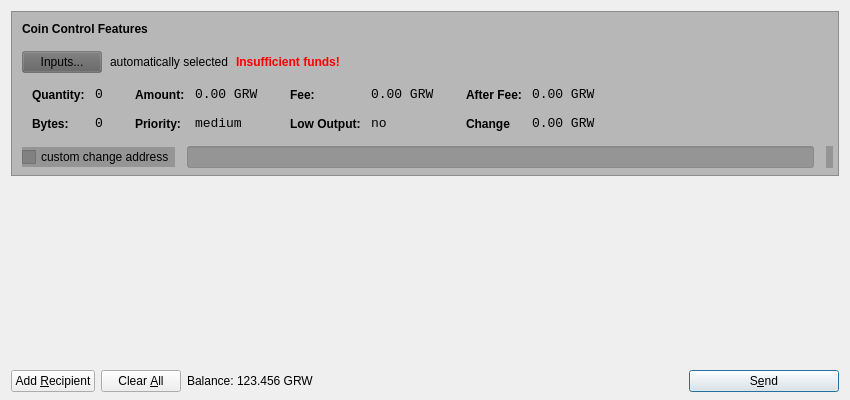
Qt form src/qt/forms/sendcoinsdialog.ui (growersintl/growers) before a commit.
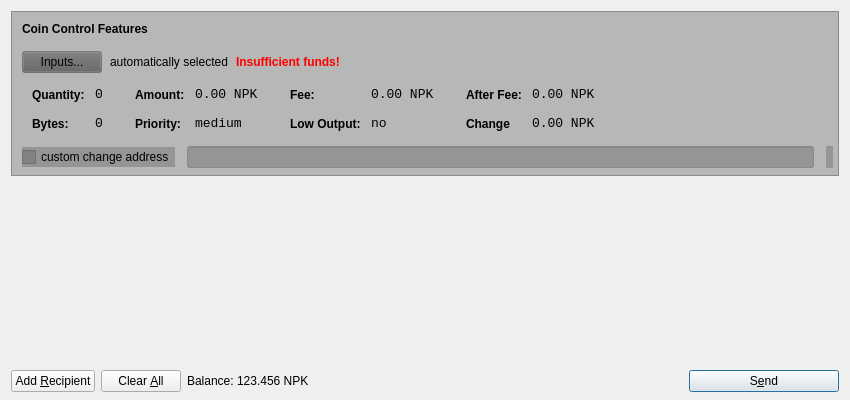
The same form after that commit.

What changed in the file:
```diff
--- a/src/qt/forms/sendcoinsdialog.ui
+++ b/src/qt/forms/sendcoinsdialog.ui
@@ -345,7 +345,7 @@
                   <string notr="true"> background: transparent;</string>
                  </property>
                  <property name="text">
-                  <string>0.00 GRW</string>
+                  <string>0.00 NPK</string>
                  </property>
                  <property name="textInteractionFlags">
                   <set>Qt::LinksAccessibleByMouse|Qt::TextSelectableByKeyboard|Qt::TextSelectableByMouse</set>
@@ -431,7 +431,7 @@
                   <enum>Qt::ActionsContextMenu</enum>
                  </property>
                  <property name="text">
-                  <string>0.00 GRW</string>
+                  <string>0.00 NPK</string>
                  </property>
                  <property name="textInteractionFlags">
                   <set>Qt::LinksAccessibleByMouse|Qt::TextSelectableByKeyboard|Qt::TextSelectableByMouse</set>
@@ -517,7 +517,7 @@
                   <enum>Qt::ActionsContextMenu</enum>
                  </property>
                  <property name="text">
-                  <string>0.00 GRW</string>
+                  <string>0.00 NPK</string>
                  </property>
                  <property name="textInteractionFlags">
                   <set>Qt::LinksAccessibleByMouse|Qt::TextSelectableByKeyboard|Qt::TextSelectableByMouse</set>
@@ -549,7 +549,7 @@
                   <enum>Qt::ActionsContextMenu</enum>
                  </property>
                  <property name="text">
-                  <string>0.00 GRW</string>
+                  <string>0.00 NPK</string>
                  </property>
                  <property name="textInteractionFlags">
                   <set>Qt::LinksAccessibleByMouse|Qt::TextSelectableByKeyboard|Qt::TextSelectableByMouse</set>
@@ -760,7 +760,7 @@
           <cursorShape>IBeamCursor</cursorShape>
          </property>
          <property name="text">
-          <string>123.456 GRW</string>
+          <string>123.456 NPK</string>
          </property>
          <property name="textInteractionFlags">
           <set>Qt::LinksAccessibleByMouse|Qt::TextSelectableByKeyboard|Qt::TextSelectableByMouse</set>
```
